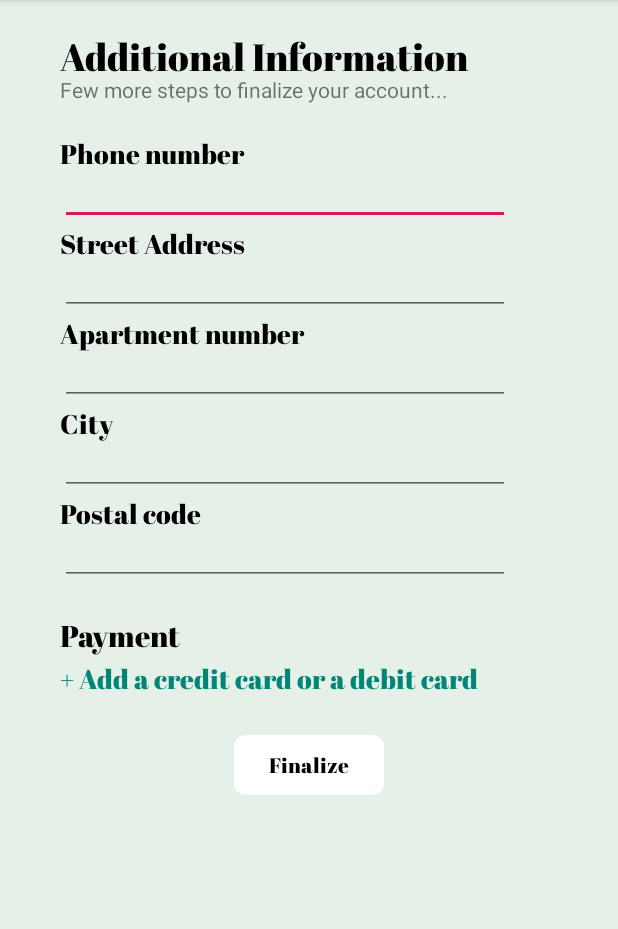
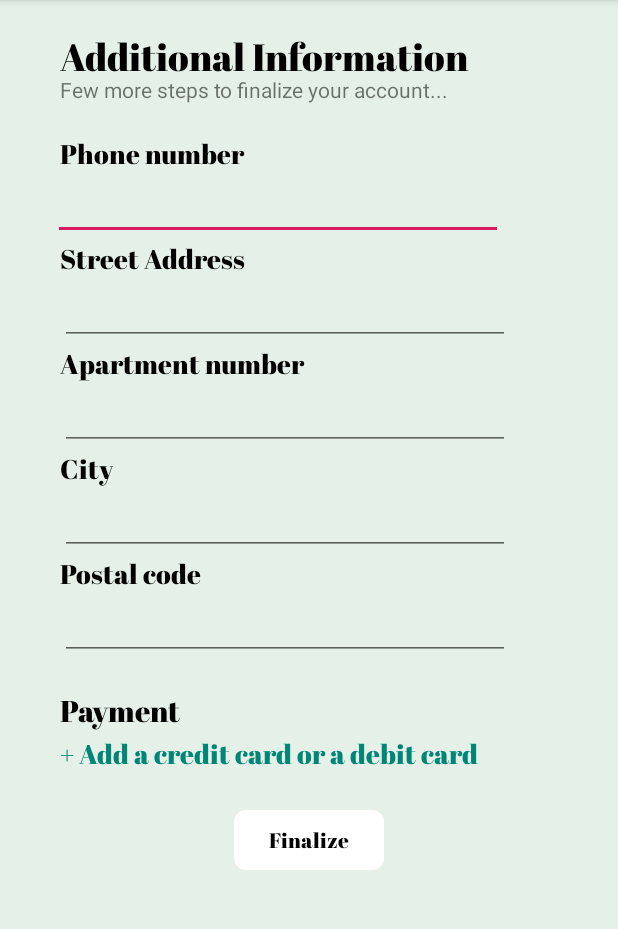
Before and after one commit to adel350/cleanIT, an Android app: the AdditionalSignUpStage screen opened directly, with no data from a screen before it, on a phone screen of 412 x 824 dp, the part 84-1013 px from its top. Run offline under Robolectric (Android 15) with nearby library versions, the phone set to English and light mode, and no system bars.

Commit message:
Fixing UI bug in Additional Info screen

```diff
--- a/app/src/main/res/layout/activity_additional_sign_up_stage.xml
+++ b/app/src/main/res/layout/activity_additional_sign_up_stage.xml
@@ -64,10 +64,10 @@
     <EditText
         android:id="@+id/phoneNumberInput"
         android:layout_below="@id/phoneNumber"
-        android:layout_marginLeft="40dp"
+        android:layout_marginLeft="35dp"
 
         android:layout_width="300dp"
-        android:layout_height="30dp"
+        android:layout_height="40dp"
         android:ems="10"
         android:inputType="number" />
 
@@ -89,7 +89,7 @@
         android:layout_marginLeft="40dp"
 
         android:layout_width="300dp"
-        android:layout_height="30dp"
+        android:layout_height="40dp"
         android:ems="10"
         android:inputType="textPersonName" />
 
@@ -111,7 +111,7 @@
         android:layout_marginLeft="40dp"
 
         android:layout_width="300dp"
-        android:layout_height="30dp"
+        android:layout_height="40dp"
         android:ems="10"
         android:inputType="number" />
 
@@ -133,7 +133,7 @@
         android:layout_marginLeft="40dp"
 
         android:layout_width="300dp"
-        android:layout_height="30dp"
+        android:layout_height="40dp"
         android:ems="10"
         android:inputType="textPersonName" />
 
@@ -155,7 +155,7 @@
         android:layout_marginLeft="40dp"
 
         android:layout_width="300dp"
-        android:layout_height="30dp"
+        android:layout_height="40dp"
         android:ems="10"
         android:inputType="textPersonName" />
 
```
